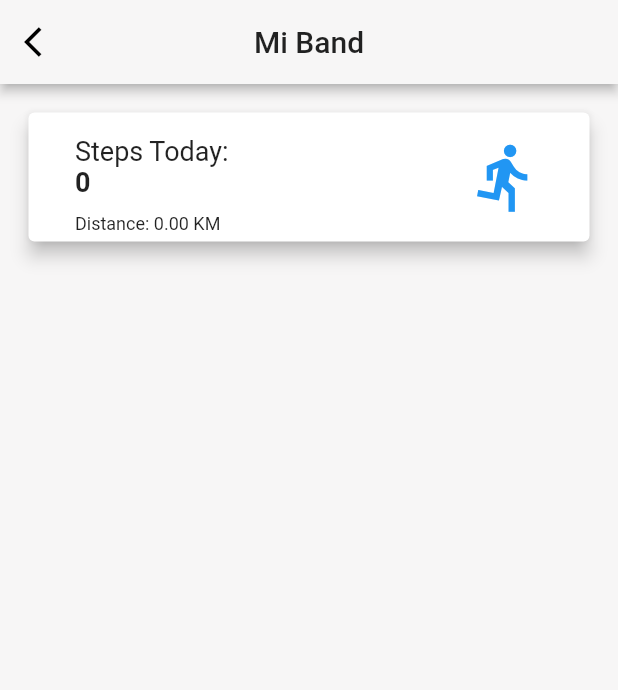
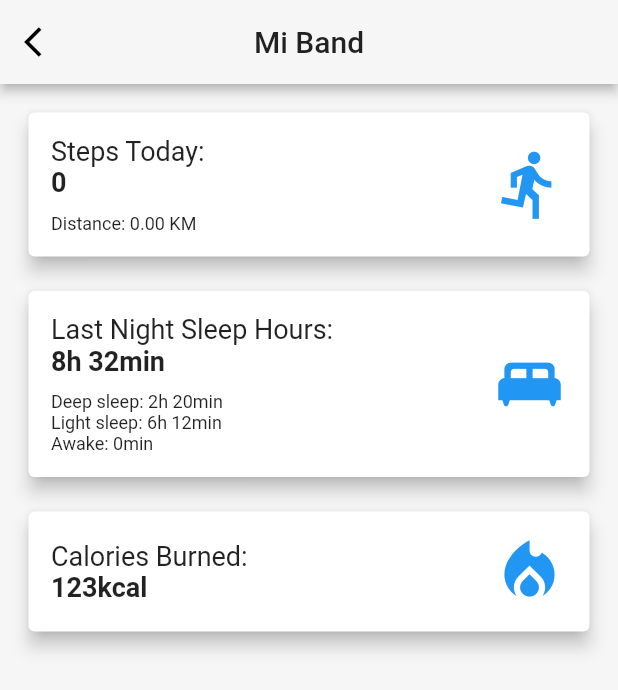
Before and after one commit to samuelkhor97/SummerHealthcareApp, a Flutter app: the MiBandPage screen opened directly, on a phone screen of 412 x 824 dp. Shown: the top 690 px of the screen. Run offline on Flutter 3.47's test engine with Material 2 defaults, Android fonts, the phone set to English and light mode, and no system bars; our stand-ins replace cached_network_image, cloud_firestore, firebase_auth, firebase_core, firebase_storage, flutter_image_compress and 5 more; missing offline and left inert: age; accounts and stored records are empty.

Commit message:
Fixed small issues on card not expanding

```diff
--- a/summer_healthcare_app/lib/home/user/monitoring/mi_band_page.dart
+++ b/summer_healthcare_app/lib/home/user/monitoring/mi_band_page.dart
@@ -43,8 +43,7 @@
           _handleSignIn();
         }
       });
-    }
-    else {
+    } else {
       _currentUser = _googleSignIn.currentUser;
       _getFitData();
     }
@@ -75,7 +74,9 @@
         }
       ],
       "bucketByTime": {"durationMillis": 86400000},
-      "startTimeMillis": DateTime(now.year, now.month, now.day - 7).toUtc().millisecondsSinceEpoch,
+      "startTimeMillis": DateTime(now.year, now.month, now.day - 7)
+          .toUtc()
+          .millisecondsSinceEpoch,
       "endTimeMillis": now.toUtc().millisecondsSinceEpoch
     });
 
@@ -91,7 +92,8 @@
     // The integer after bucket is subject to change, to get today's step value, then it's 7
     print(output["bucket"][7]["dataset"][0]["point"][0]["value"][0]["intVal"]);
     setState(() {
-      todaySteps = output["bucket"][7]["dataset"][0]["point"][0]["value"][0]["intVal"];
+      todaySteps =
+          output["bucket"][7]["dataset"][0]["point"][0]["value"][0]["intVal"];
     });
   }
 
@@ -125,101 +127,128 @@
                   elevation: 5,
                   child: Padding(
                     padding: EdgeInsets.all(Dimensions.d_15),
-                    child: ListTile(
-                      leading: Column(
+                    child: Row(
+                        mainAxisAlignment: MainAxisAlignment.spaceBetween,
+                        children: <Widget>[
+                          Column(
                             crossAxisAlignment: CrossAxisAlignment.start,
                             children: <Widget>[
                               Text(
                                 'Steps Today:',
-                            style: TextStyle(
-                              fontSize: FontSizes.biggerText
-                            ),
+                                style:
+                                    TextStyle(fontSize: FontSizes.biggerText),
                               ),
                               Text(
                                 '$todaySteps',
                                 style: TextStyle(
                                     fontSize: FontSizes.biggerText,
-                              fontWeight: FontWeight.bold
-                            ),
+                                    fontWeight: FontWeight.bold),
                               ),
                               SizedBox(height: Dimensions.d_10),
                               Text(
-                            'Distance: ${(todaySteps/1312.33595801).toStringAsFixed(2)} KM',
-                            style: TextStyle(
-                                fontSize: FontSizes.smallText
-                            ),
+                                'Distance: ${(todaySteps / 1312.33595801).toStringAsFixed(2)} KM',
+                                style: TextStyle(fontSize: FontSizes.smallText),
                               )
                             ],
                           ),
-                      trailing: Icon(
+                          Icon(
                             Icons.directions_run,
                             color: Colours.secondaryColour,
                             size: Dimensions.d_50,
                           ),
+                        ]),
                   ),
                 ),
               ),
+              Padding(
+                padding: EdgeInsets.only(
+                    top: Dimensions.d_15,
+                    left: Dimensions.d_15,
+                    right: Dimensions.d_15),
+                child: Card(
+                  clipBehavior: Clip.antiAlias,
+                  elevation: 5,
+                  child: Padding(
+                    padding: EdgeInsets.all(Dimensions.d_15),
+                    child: Row(
+                        mainAxisAlignment: MainAxisAlignment.spaceBetween,
+                        children: <Widget>[
+                          Column(
+                            crossAxisAlignment: CrossAxisAlignment.start,
+                            children: <Widget>[
+                              Text(
+                                'Last Night Sleep Hours:',
+                                style:
+                                    TextStyle(fontSize: FontSizes.biggerText),
                               ),
-              // Padding(
-              //   padding: EdgeInsets.only(
-              //       top: Dimensions.d_15,
-              //       left: Dimensions.d_15,
-              //       right: Dimensions.d_15),
-              //   child: Card(
-              //     clipBehavior: Clip.antiAlias,
-              //     elevation: 5,
-              //     child: Padding(
-              //       padding: EdgeInsets.all(Dimensions.d_15),
-              //       child: Column(
-              //         crossAxisAlignment: CrossAxisAlignment.start,
-              //         children: [
-              //           ListTile(
-              //             leading: Column(
-              //               children: <Widget>[
-              //                 Text(
-              //                   'Last Night Sleep Hours:',
-              //                   style: TextStyle(
-              //                       fontSize: FontSizes.biggerText
-              //                   ),
-              //                 ),
-              //                 Text(
-              //                   '8h 32min',
-              //                   style: TextStyle(
-              //                       fontSize: FontSizes.biggerText,
-              //                       fontWeight: FontWeight.bold
-              //                   ),
-              //                 ),
-              //                 Text(
-              //                   'Deep sleep: 2h 20min',
-              //                   style: TextStyle(
-              //                       fontSize: FontSizes.smallText
-              //                   ),
-              //                 ),
-              //                 Text(
-              //                   'Light sleep: 6h 12min',
-              //                   style: TextStyle(
-              //                       fontSize: FontSizes.smallText
-              //                   ),
-              //                 ),
-              //                 Text(
-              //                   'Awake: 0min',
-              //                   style: TextStyle(
-              //                       fontSize: FontSizes.smallText
-              //                   ),
-              //                 ),
-              //               ],
-              //             ),
-              //             trailing: Icon(
-              //               Icons.king_bed_rounded,
-              //               color: Colours.secondaryColour,
-              //               size: Dimensions.d_50,
-              //             ),
-              //           ),
-              //         ],
-              //       ),
-              //     ),
-              //   ),
-              // )
+                              Text(
+                                '8h 32min',
+                                style: TextStyle(
+                                    fontSize: FontSizes.biggerText,
+                                    fontWeight: FontWeight.bold),
+                              ),
+                              SizedBox(height: Dimensions.d_10),
+                              Text(
+                                'Deep sleep: 2h 20min',
+                                style: TextStyle(fontSize: FontSizes.smallText),
+                              ),
+                              Text(
+                                'Light sleep: 6h 12min',
+                                style: TextStyle(fontSize: FontSizes.smallText),
+                              ),
+                              Text(
+                                'Awake: 0min',
+                                style: TextStyle(fontSize: FontSizes.smallText),
+                              ),
+                            ],
+                          ),
+                          Icon(
+                            Icons.king_bed_rounded,
+                            color: Colours.secondaryColour,
+                            size: Dimensions.d_50,
+                          ),
+                        ]),
+                  ),
+                ),
+              ),
+              Padding(
+                padding: EdgeInsets.only(
+                    top: Dimensions.d_15,
+                    left: Dimensions.d_15,
+                    right: Dimensions.d_15),
+                child: Card(
+                  clipBehavior: Clip.antiAlias,
+                  elevation: 5,
+                  child: Padding(
+                    padding: EdgeInsets.all(Dimensions.d_15),
+                    child: Row(
+                        mainAxisAlignment: MainAxisAlignment.spaceBetween,
+                        children: <Widget>[
+                          Column(
+                            crossAxisAlignment: CrossAxisAlignment.start,
+                            children: <Widget>[
+                              Text(
+                                'Calories Burned:',
+                                style:
+                                TextStyle(fontSize: FontSizes.biggerText),
+                              ),
+                              Text(
+                                '123kcal',
+                                style: TextStyle(
+                                    fontSize: FontSizes.biggerText,
+                                    fontWeight: FontWeight.bold),
+                              ),
+                            ],
+                          ),
+                          Icon(
+                            Icons.local_fire_department,
+                            color: Colours.secondaryColour,
+                            size: Dimensions.d_50,
+                          ),
+                        ]),
+                  ),
+                ),
+              ),
             ],
           )),
     );
```
Lines whose indentation alone changed are shown as unchanged.
